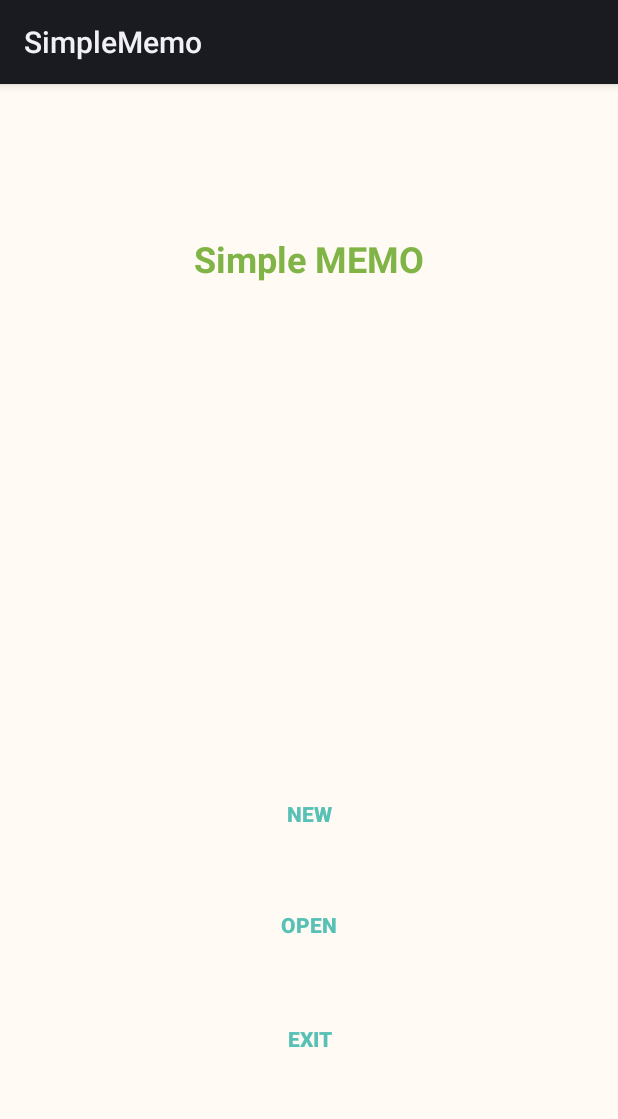
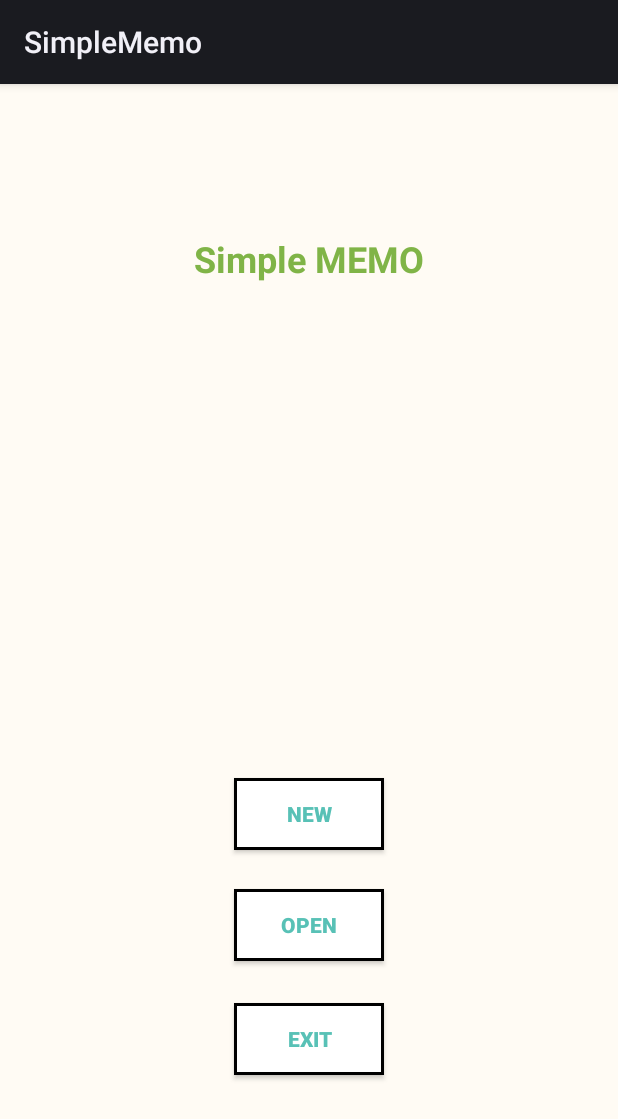
Before and after one commit to jgw1413/Team-D, an Android app: the Memo screen opened directly, with no data from a screen before it, on a phone screen of 412 x 824 dp. Shown: the top 1119 px of the screen. Run offline under Robolectric (Android 15) with nearby library versions, the phone set to English and light mode, and no system bars.

Commit message:
버튼 테두리 재커밋

```diff
--- a/app/src/main/res/drawable/btn_bg_ex.xml
+++ b/app/src/main/res/drawable/btn_bg_ex.xml
@@ -1,4 +1,21 @@
 <?xml version="1.0" encoding="utf-8"?>
-<selector xmlns:android="http://schemas.android.com/apk/res/android">
+<shape
+    xmlns:android="http://schemas.android.com/apk/res/android"
+    android:shape="rectangle">
 
-</selector>
+    <!-- 테두리 내부 색상 설정 -->
+    <solid android:color="@android:color/white" />
+
+    <!-- 테두리 내부 여백 설정 -->
+    <padding
+        android:bottom="8dp"
+        android:left="8dp"
+        android:right="8dp"
+        android:top="8dp" />
+
+    <!-- 테두리 설정: 두께, 색상 -->
+    <stroke
+        android:width="2dp"
+        android:color="@android:color/black" />
+
+</shape>
```
